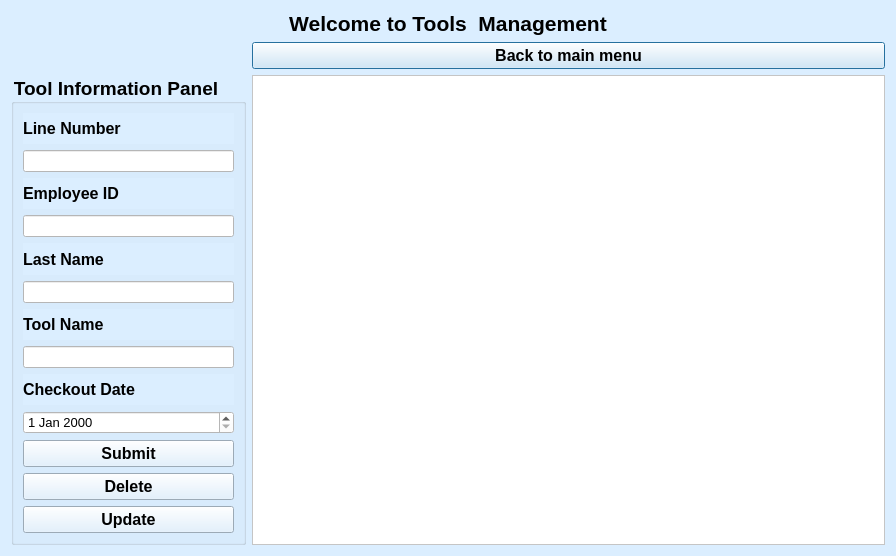
The window that Login/tools.ui (erynjohn/Employee-Database) describes before a commit, drawn with Qt 5.
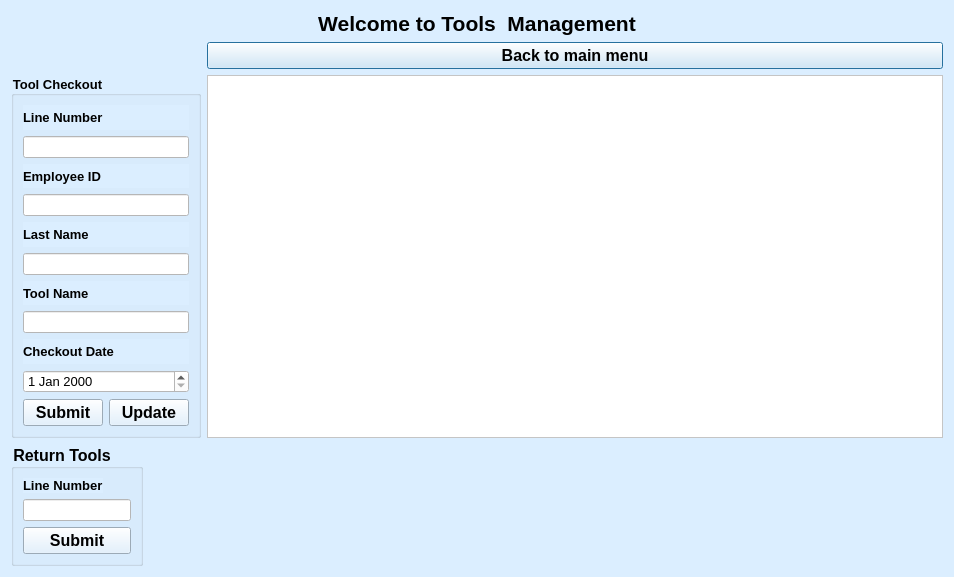
The same window after the commit.

What changed in the file:
```diff
--- a/Login/tools.ui
+++ b/Login/tools.ui
@@ -6,12 +6,12 @@
    <rect>
     <x>0</x>
     <y>0</y>
-    <width>896</width>
-    <height>556</height>
+    <width>954</width>
+    <height>577</height>
    </rect>
   </property>
   <property name="windowTitle">
-   <string>Welcome to Gb Manufacturing</string>
+   <string>Gb Manufacturing- Tool Menu</string>
   </property>
   <property name="styleSheet">
    <string notr="true">background-color: rgb(219, 238, 255);</string>
@@ -181,7 +181,7 @@
      </property>
     </widget>
    </item>
-   <item row="4" column="1">
+   <item row="5" column="1">
     <widget class="QTableView" name="tableView">
      <property name="palette">
       <palette>
@@ -282,7 +282,347 @@
      </property>
     </widget>
    </item>
-   <item row="4" column="0">
+   <item row="0" column="0" colspan="2">
+    <widget class="QLabel" name="label_2">
+     <property name="palette">
+      <palette>
+       <active>
+        <colorrole role="WindowText">
+         <brush brushstyle="SolidPattern">
+          <color alpha="255">
+           <red>0</red>
+           <green>0</green>
+           <blue>0</blue>
+          </color>
+         </brush>
+        </colorrole>
+        <colorrole role="Button">
+         <brush brushstyle="SolidPattern">
+          <color alpha="255">
+           <red>219</red>
+           <green>238</green>
+           <blue>255</blue>
+          </color>
+         </brush>
+        </colorrole>
+        <colorrole role="Base">
+         <brush brushstyle="SolidPattern">
+          <color alpha="255">
+           <red>219</red>
+           <green>238</green>
+           <blue>255</blue>
+          </color>
+         </brush>
+        </colorrole>
+        <colorrole role="Window">
+         <brush brushstyle="SolidPattern">
+          <color alpha="255">
+           <red>219</red>
+           <green>238</green>
+           <blue>255</blue>
+          </color>
+         </brush>
+        </colorrole>
+       </active>
+       <inactive>
+        <colorrole role="WindowText">
+         <brush brushstyle="SolidPattern">
+          <color alpha="255">
+           <red>0</red>
+           <green>0</green>
+           <blue>0</blue>
+          </color>
+         </brush>
+        </colorrole>
+        <colorrole role="Button">
+         <brush brushstyle="SolidPattern">
+          <color alpha="255">
+           <red>219</red>
+           <green>238</green>
+           <blue>255</blue>
+          </color>
+         </brush>
+        </colorrole>
+        <colorrole role="Base">
+         <brush brushstyle="SolidPattern">
+          <color alpha="255">
+           <red>219</red>
+           <green>238</green>
+           <blue>255</blue>
+          </color>
+         </brush>
+        </colorrole>
+        <colorrole role="Window">
+         <brush brushstyle="SolidPattern">
+          <color alpha="255">
+           <red>219</red>
+           <green>238</green>
+           <blue>255</blue>
+          </color>
+         </brush>
+        </colorrole>
+       </inactive>
+       <disabled>
+        <colorrole role="WindowText">
+         <brush brushstyle="SolidPattern">
+          <color alpha="255">
+           <red>120</red>
+           <green>120</green>
+           <blue>120</blue>
+          </color>
+         </brush>
+        </colorrole>
+        <colorrole role="Button">
+         <brush brushstyle="SolidPattern">
+          <color alpha="255">
+           <red>219</red>
+           <green>238</green>
+           <blue>255</blue>
+          </color>
+         </brush>
+        </colorrole>
+        <colorrole role="Base">
+         <brush brushstyle="SolidPattern">
+          <color alpha="255">
+           <red>219</red>
+           <green>238</green>
+           <blue>255</blue>
+          </color>
+         </brush>
+        </colorrole>
+        <colorrole role="Window">
+         <brush brushstyle="SolidPattern">
+          <color alpha="255">
+           <red>219</red>
+           <green>238</green>
+           <blue>255</blue>
+          </color>
+         </brush>
+        </colorrole>
+       </disabled>
+      </palette>
+     </property>
+     <property name="font">
+      <font>
+       <pointsize>16</pointsize>
+       <weight>75</weight>
+       <bold>true</bold>
+      </font>
+     </property>
+     <property name="text">
+      <string>Welcome to Tools  Management</string>
+     </property>
+     <property name="alignment">
+      <set>Qt::AlignCenter</set>
+     </property>
+    </widget>
+   </item>
+   <item row="6" column="0">
+    <widget class="QGroupBox" name="deletegroup">
+     <property name="font">
+      <font>
+       <pointsize>12</pointsize>
+       <weight>75</weight>
+       <bold>true</bold>
+      </font>
+     </property>
+     <property name="title">
+      <string>Return Tools</string>
+     </property>
+     <layout class="QFormLayout" name="formLayout_2">
+      <item row="0" column="0">
+       <widget class="QLabel" name="label_4">
+        <property name="font">
+         <font>
+          <pointsize>10</pointsize>
+          <weight>75</weight>
+          <bold>true</bold>
+         </font>
+        </property>
+        <property name="text">
+         <string>Line Number</string>
+        </property>
+        <property name="buddy">
+         <cstring>lineEdit_linenum</cstring>
+        </property>
+       </widget>
+      </item>
+      <item row="1" column="0">
+       <widget class="QLineEdit" name="lineEdit_linenum_delete">
+        <property name="toolTip">
+         <string>&lt;html&gt;&lt;head/&gt;&lt;body&gt;&lt;p&gt;Enter line number to return tools&lt;/p&gt;&lt;p&gt;&lt;br/&gt;&lt;/p&gt;&lt;/body&gt;&lt;/html&gt;</string>
+        </property>
+        <property name="styleSheet">
+         <string notr="true">background-color: rgb(255, 255, 255);</string>
+        </property>
+       </widget>
+      </item>
+      <item row="2" column="0" colspan="2">
+       <widget class="QPushButton" name="pushButton_delete_tool">
+        <property name="palette">
+         <palette>
+          <active>
+           <colorrole role="WindowText">
+            <brush brushstyle="SolidPattern">
+             <color alpha="255">
+              <red>0</red>
+              <green>0</green>
+              <blue>0</blue>
+             </color>
+            </brush>
+           </colorrole>
+           <colorrole role="Button">
+            <brush brushstyle="SolidPattern">
+             <color alpha="255">
+              <red>219</red>
+              <green>238</green>
+              <blue>255</blue>
+             </color>
+            </brush>
+           </colorrole>
+           <colorrole role="ButtonText">
+            <brush brushstyle="SolidPattern">
+             <color alpha="255">
+              <red>0</red>
+              <green>0</green>
+              <blue>0</blue>
+             </color>
+            </brush>
+           </colorrole>
+           <colorrole role="Base">
+            <brush brushstyle="SolidPattern">
+             <color alpha="255">
+              <red>219</red>
+              <green>238</green>
+              <blue>255</blue>
+             </color>
+            </brush>
+           </colorrole>
+           <colorrole role="Window">
+            <brush brushstyle="SolidPattern">
+             <color alpha="255">
+              <red>219</red>
+              <green>238</green>
+              <blue>255</blue>
+             </color>
+            </brush>
+           </colorrole>
+          </active>
+          <inactive>
+           <colorrole role="WindowText">
+            <brush brushstyle="SolidPattern">
+             <color alpha="255">
+              <red>0</red>
+              <green>0</green>
+              <blue>0</blue>
+             </color>
+            </brush>
+           </colorrole>
+           <colorrole role="Button">
+            <brush brushstyle="SolidPattern">
+             <color alpha="255">
+              <red>219</red>
+              <green>238</green>
+              <blue>255</blue>
+             </color>
+            </brush>
+           </colorrole>
+           <colorrole role="ButtonText">
+            <brush brushstyle="SolidPattern">
+             <color alpha="255">
+              <red>0</red>
+              <green>0</green>
+              <blue>0</blue>
+             </color>
+            </brush>
+           </colorrole>
+           <colorrole role="Base">
+            <brush brushstyle="SolidPattern">
+             <color alpha="255">
+              <red>219</red>
+              <green>238</green>
+              <blue>255</blue>
+             </color>
+            </brush>
+           </colorrole>
+           <colorrole role="Window">
+            <brush brushstyle="SolidPattern">
+             <color alpha="255">
+              <red>219</red>
+              <green>238</green>
+              <blue>255</blue>
+             </color>
+            </brush>
+           </colorrole>
+          </inactive>
+          <disabled>
+           <colorrole role="WindowText">
+            <brush brushstyle="SolidPattern">
+             <color alpha="255">
+              <red>120</red>
+              <green>120</green>
+              <blue>120</blue>
+             </color>
+            </brush>
+           </colorrole>
+           <colorrole role="Button">
+            <brush brushstyle="SolidPattern">
+             <color alpha="255">
+              <red>219</red>
+              <green>238</green>
+              <blue>255</blue>
+             </color>
+            </brush>
+           </colorrole>
+           <colorrole role="ButtonText">
+            <brush brushstyle="SolidPattern">
+             <color alpha="255">
+              <red>120</red>
+              <green>120</green>
+              <blue>120</blue>
+             </color>
+            </brush>
+           </colorrole>
+           <colorrole role="Base">
+            <brush brushstyle="SolidPattern">
+             <color alpha="255">
+              <red>219</red>
+              <green>238</green>
+              <blue>255</blue>
+             </color>
+            </brush>
+           </colorrole>
+           <colorrole role="Window">
+            <brush brushstyle="SolidPattern">
+             <color alpha="255">
+              <red>219</red>
+              <green>238</green>
+              <blue>255</blue>
+             </color>
+            </brush>
+           </colorrole>
+          </disabled>
+         </palette>
+        </property>
+        <property name="font">
+         <font>
+          <pointsize>12</pointsize>
+          <weight>75</weight>
+          <bold>true</bold>
+         </font>
+        </property>
+        <property name="styleSheet">
+         <string notr="true">border-color: rgb(0, 0, 0);</string>
+        </property>
+        <property name="text">
+         <string>Submit</string>
+        </property>
+       </widget>
+      </item>
+     </layout>
+    </widget>
+   </item>
+   <item row="5" column="0">
     <widget class="QGroupBox" name="groupBox">
      <property name="palette">
       <palette>
@@ -377,20 +717,20 @@
      </property>
      <property name="font">
       <font>
-       <pointsize>14</pointsize>
+       <pointsize>10</pointsize>
        <weight>75</weight>
        <bold>true</bold>
       </font>
      </property>
      <property name="title">
-      <string>Tool Information Panel</string>
+      <string>Tool Checkout</string>
      </property>
      <layout class="QVBoxLayout" name="verticalLayout">
       <item>
        <widget class="QLabel" name="label">
         <property name="font">
          <font>
-          <pointsize>12</pointsize>
+          <pointsize>10</pointsize>
           <weight>75</weight>
           <bold>true</bold>
          </font>
@@ -414,7 +754,7 @@
        <widget class="QLabel" name="label_3">
         <property name="font">
          <font>
-          <pointsize>12</pointsize>
+          <pointsize>10</pointsize>
           <weight>75</weight>
           <bold>true</bold>
          </font>
@@ -556,7 +896,7 @@
         </property>
         <property name="font">
          <font>
-          <pointsize>12</pointsize>
+          <pointsize>10</pointsize>
           <weight>75</weight>
           <bold>true</bold>
          </font>
@@ -789,7 +1129,7 @@
         </property>
         <property name="font">
          <font>
-          <pointsize>12</pointsize>
+          <pointsize>10</pointsize>
           <weight>75</weight>
           <bold>true</bold>
          </font>
@@ -1028,7 +1368,7 @@
         </property>
         <property name="font">
          <font>
-          <pointsize>12</pointsize>
+          <pointsize>10</pointsize>
           <weight>75</weight>
           <bold>true</bold>
          </font>
@@ -1051,332 +1391,8 @@
        </widget>
       </item>
       <item>
-       <layout class="QGridLayout" name="gridLayout_2">
-        <item row="2" column="1">
-         <widget class="QPushButton" name="pushButton_edit_tool">
-          <property name="palette">
-           <palette>
-            <active>
-             <colorrole role="WindowText">
-              <brush brushstyle="SolidPattern">
-               <color alpha="255">
-                <red>0</red>
-                <green>0</green>
-                <blue>0</blue>
-               </color>
-              </brush>
-             </colorrole>
-             <colorrole role="Button">
-              <brush brushstyle="SolidPattern">
-               <color alpha="255">
-                <red>219</red>
-                <green>238</green>
-                <blue>255</blue>
-               </color>
-              </brush>
-             </colorrole>
-             <colorrole role="ButtonText">
-              <brush brushstyle="SolidPattern">
-               <color alpha="255">
-                <red>0</red>
-                <green>0</green>
-                <blue>0</blue>
-               </color>
-              </brush>
-             </colorrole>
-             <colorrole role="Base">
-              <brush brushstyle="SolidPattern">
-               <color alpha="255">
-                <red>219</red>
-                <green>238</green>
-                <blue>255</blue>
-               </color>
-              </brush>
-             </colorrole>
-             <colorrole role="Window">
-              <brush brushstyle="SolidPattern">
-               <color alpha="255">
-                <red>219</red>
-                <green>238</green>
-                <blue>255</blue>
-               </color>
-              </brush>
-             </colorrole>
-            </active>
-            <inactive>
-             <colorrole role="WindowText">
-              <brush brushstyle="SolidPattern">
-               <color alpha="255">
-                <red>0</red>
-                <green>0</green>
-                <blue>0</blue>
-               </color>
-              </brush>
-             </colorrole>
-             <colorrole role="Button">
-              <brush brushstyle="SolidPattern">
-               <color alpha="255">
-                <red>219</red>
-                <green>238</green>
-                <blue>255</blue>
-               </color>
-              </brush>
-             </colorrole>
-             <colorrole role="ButtonText">
-              <brush brushstyle="SolidPattern">
-               <color alpha="255">
-                <red>0</red>
-                <green>0</green>
-                <blue>0</blue>
-               </color>
-              </brush>
-             </colorrole>
-             <colorrole role="Base">
-              <brush brushstyle="SolidPattern">
-               <color alpha="255">
-                <red>219</red>
-                <green>238</green>
-                <blue>255</blue>
-               </color>
-              </brush>
-             </colorrole>
-             <colorrole role="Window">
-              <brush brushstyle="SolidPattern">
-               <color alpha="255">
-                <red>219</red>
-                <green>238</green>
-                <blue>255</blue>
-               </color>
-              </brush>
-             </colorrole>
-            </inactive>
-            <disabled>
-             <colorrole role="WindowText">
-              <brush brushstyle="SolidPattern">
-               <color alpha="255">
-                <red>120</red>
-                <green>120</green>
-                <blue>120</blue>
-               </color>
-              </brush>
-             </colorrole>
-             <colorrole role="Button">
-              <brush brushstyle="SolidPattern">
-               <color alpha="255">
-                <red>219</red>
-                <green>238</green>
-                <blue>255</blue>
-               </color>
-              </brush>
-             </colorrole>
-             <colorrole role="ButtonText">
-              <brush brushstyle="SolidPattern">
-               <color alpha="255">
-                <red>120</red>
-                <green>120</green>
-                <blue>120</blue>
-               </color>
-              </brush>
-             </colorrole>
-             <colorrole role="Base">
-              <brush brushstyle="SolidPattern">
-               <color alpha="255">
-                <red>219</red>
-                <green>238</green>
-                <blue>255</blue>
-               </color>
-              </brush>
-             </colorrole>
-             <colorrole role="Window">
-              <brush brushstyle="SolidPattern">
-               <color alpha="255">
-                <red>219</red>
-                <green>238</green>
-                <blue>255</blue>
-               </color>
-              </brush>
-             </colorrole>
-            </disabled>
-           </palette>
-          </property>
-          <property name="font">
-           <font>
-            <pointsize>12</pointsize>
-            <weight>75</weight>
-            <bold>true</bold>
-           </font>
-          </property>
-          <property name="styleSheet">
-           <string notr="true">border-color: rgb(0, 0, 0);</string>
-          </property>
-          <property name="text">
-           <string>Update</string>
-          </property>
-         </widget>
-        </item>
-        <item row="1" column="1">
-         <widget class="QPushButton" name="pushButton_delete_tool">
-          <property name="palette">
-           <palette>
-            <active>
-             <colorrole role="WindowText">
-              <brush brushstyle="SolidPattern">
-               <color alpha="255">
-                <red>0</red>
-                <green>0</green>
-                <blue>0</blue>
-               </color>
-              </brush>
-             </colorrole>
-             <colorrole role="Button">
-              <brush brushstyle="SolidPattern">
-               <color alpha="255">
-                <red>219</red>
-                <green>238</green>
-                <blue>255</blue>
-               </color>
-              </brush>
-             </colorrole>
-             <colorrole role="ButtonText">
-              <brush brushstyle="SolidPattern">
-               <color alpha="255">
-                <red>0</red>
-                <green>0</green>
-                <blue>0</blue>
-               </color>
-              </brush>
-             </colorrole>
-             <colorrole role="Base">
-              <brush brushstyle="SolidPattern">
-               <color alpha="255">
-                <red>219</red>
-                <green>238</green>
-                <blue>255</blue>
-               </color>
-              </brush>
-             </colorrole>
-             <colorrole role="Window">
-              <brush brushstyle="SolidPattern">
-               <color alpha="255">
-                <red>219</red>
-                <green>238</green>
-                <blue>255</blue>
-               </color>
-              </brush>
-             </colorrole>
-            </active>
-            <inactive>
-             <colorrole role="WindowText">
-              <brush brushstyle="SolidPattern">
-               <color alpha="255">
-                <red>0</red>
-                <green>0</green>
-                <blue>0</blue>
-               </color>
-              </brush>
-             </colorrole>
-             <colorrole role="Button">
-              <brush brushstyle="SolidPattern">
-               <color alpha="255">
-                <red>219</red>
-                <green>238</green>
-                <blue>255</blue>
-               </color>
-              </brush>
-             </colorrole>
-             <colorrole role="ButtonText">
-              <brush brushstyle="SolidPattern">
-               <color alpha="255">
-                <red>0</red>
-                <green>0</green>
-                <blue>0</blue>
-               </color>
-              </brush>
-             </colorrole>
-             <colorrole role="Base">
-              <brush brushstyle="SolidPattern">
-               <color alpha="255">
-                <red>219</red>
-                <green>238</green>
-                <blue>255</blue>
-               </color>
-              </brush>
-             </colorrole>
-             <colorrole role="Window">
-              <brush brushstyle="SolidPattern">
-               <color alpha="255">
-                <red>219</red>
-                <green>238</green>
-                <blue>255</blue>
-               </color>
-              </brush>
-             </colorrole>
-            </inactive>
-            <disabled>
-             <colorrole role="WindowText">
-              <brush brushstyle="SolidPattern">
-               <color alpha="255">
-                <red>120</red>
-                <green>120</green>
-                <blue>120</blue>
-               </color>
-              </brush>
-             </colorrole>
-             <colorrole role="Button">
-              <brush brushstyle="SolidPattern">
-               <color alpha="255">
-                <red>219</red>
-                <green>238</green>
-                <blue>255</blue>
-               </color>
-              </brush>
-             </colorrole>
-             <colorrole role="ButtonText">
-              <brush brushstyle="SolidPattern">
-               <color alpha="255">
-                <red>120</red>
-                <green>120</green>
-                <blue>120</blue>
-               </color>
-              </brush>
-             </colorrole>
-             <colorrole role="Base">
-              <brush brushstyle="SolidPattern">
-               <color alpha="255">
-                <red>219</red>
-                <green>238</green>
-                <blue>255</blue>
-               </color>
-              </brush>
-             </colorrole>
-             <colorrole role="Window">
-              <brush brushstyle="SolidPattern">
-               <color alpha="255">
-                <red>219</red>
-                <green>238</green>
-                <blue>255</blue>
-               </color>
-              </brush>
-             </colorrole>
-            </disabled>
-           </palette>
-          </property>
-          <property name="font">
-           <font>
-            <pointsize>12</pointsize>
-            <weight>75</weight>
-            <bold>true</bold>
-           </font>
-          </property>
-          <property name="styleSheet">
-           <string notr="true">border-color: rgb(0, 0, 0);</string>
-          </property>
-          <property name="text">
-           <string>Delete</string>
-          </property>
-         </widget>
-        </item>
-        <item row="0" column="1">
+       <layout class="QFormLayout" name="formLayout_3">
+        <item row="0" column="0">
          <widget class="QPushButton" name="pushButton_save_tool">
           <property name="palette">
            <palette>
@@ -1538,146 +1554,173 @@
           </property>
          </widget>
         </item>
+        <item row="0" column="1">
+         <widget class="QPushButton" name="pushButton_edit_tool">
+          <property name="palette">
+           <palette>
+            <active>
+             <colorrole role="WindowText">
+              <brush brushstyle="SolidPattern">
+               <color alpha="255">
+                <red>0</red>
+                <green>0</green>
+                <blue>0</blue>
+               </color>
+              </brush>
+             </colorrole>
+             <colorrole role="Button">
+              <brush brushstyle="SolidPattern">
+               <color alpha="255">
+                <red>219</red>
+                <green>238</green>
+                <blue>255</blue>
+               </color>
+              </brush>
+             </colorrole>
+             <colorrole role="ButtonText">
+              <brush brushstyle="SolidPattern">
+               <color alpha="255">
+                <red>0</red>
+                <green>0</green>
+                <blue>0</blue>
+               </color>
+              </brush>
+             </colorrole>
+             <colorrole role="Base">
+              <brush brushstyle="SolidPattern">
+               <color alpha="255">
+                <red>219</red>
+                <green>238</green>
+                <blue>255</blue>
+               </color>
+              </brush>
+             </colorrole>
+             <colorrole role="Window">
+              <brush brushstyle="SolidPattern">
+               <color alpha="255">
+                <red>219</red>
+                <green>238</green>
+                <blue>255</blue>
+               </color>
+              </brush>
+             </colorrole>
+            </active>
+            <inactive>
+             <colorrole role="WindowText">
+              <brush brushstyle="SolidPattern">
+               <color alpha="255">
+                <red>0</red>
+                <green>0</green>
+                <blue>0</blue>
+               </color>
+              </brush>
+             </colorrole>
+             <colorrole role="Button">
+              <brush brushstyle="SolidPattern">
+               <color alpha="255">
+                <red>219</red>
+                <green>238</green>
+                <blue>255</blue>
+               </color>
+              </brush>
+             </colorrole>
+             <colorrole role="ButtonText">
+              <brush brushstyle="SolidPattern">
+               <color alpha="255">
+                <red>0</red>
+                <green>0</green>
+                <blue>0</blue>
+               </color>
+              </brush>
+             </colorrole>
+             <colorrole role="Base">
+              <brush brushstyle="SolidPattern">
+               <color alpha="255">
+                <red>219</red>
+                <green>238</green>
+                <blue>255</blue>
+               </color>
+              </brush>
+             </colorrole>
+             <colorrole role="Window">
+              <brush brushstyle="SolidPattern">
+               <color alpha="255">
+                <red>219</red>
+                <green>238</green>
+                <blue>255</blue>
+               </color>
+              </brush>
+             </colorrole>
+            </inactive>
+            <disabled>
+             <colorrole role="WindowText">
+              <brush brushstyle="SolidPattern">
+               <color alpha="255">
+                <red>120</red>
+                <green>120</green>
+                <blue>120</blue>
+               </color>
+              </brush>
+             </colorrole>
+             <colorrole role="Button">
+              <brush brushstyle="SolidPattern">
+               <color alpha="255">
+                <red>219</red>
+                <green>238</green>
+                <blue>255</blue>
+               </color>
+              </brush>
+             </colorrole>
+             <colorrole role="ButtonText">
+              <brush brushstyle="SolidPattern">
+               <color alpha="255">
+                <red>120</red>
+                <green>120</green>
+                <blue>120</blue>
+               </color>
+              </brush>
+             </colorrole>
+             <colorrole role="Base">
+              <brush brushstyle="SolidPattern">
+               <color alpha="255">
+                <red>219</red>
+                <green>238</green>
+                <blue>255</blue>
+               </color>
+              </brush>
+             </colorrole>
+             <colorrole role="Window">
+              <brush brushstyle="SolidPattern">
+               <color alpha="255">
+                <red>219</red>
+                <green>238</green>
+                <blue>255</blue>
+               </color>
+              </brush>
+             </colorrole>
+            </disabled>
+           </palette>
+          </property>
+          <property name="font">
+           <font>
+            <pointsize>12</pointsize>
+            <weight>75</weight>
+            <bold>true</bold>
+           </font>
+          </property>
+          <property name="styleSheet">
+           <string notr="true">border-color: rgb(0, 0, 0);</string>
+          </property>
+          <property name="text">
+           <string>Update</string>
+          </property>
+         </widget>
+        </item>
        </layout>
       </item>
      </layout>
     </widget>
    </item>
-   <item row="0" column="0" colspan="2">
-    <widget class="QLabel" name="label_2">
-     <property name="palette">
-      <palette>
-       <active>
-        <colorrole role="WindowText">
-         <brush brushstyle="SolidPattern">
-          <color alpha="255">
-           <red>0</red>
-           <green>0</green>
-           <blue>0</blue>
-          </color>
-         </brush>
-        </colorrole>
-        <colorrole role="Button">
-         <brush brushstyle="SolidPattern">
-          <color alpha="255">
-           <red>219</red>
-           <green>238</green>
-           <blue>255</blue>
-          </color>
-         </brush>
-        </colorrole>
-        <colorrole role="Base">
-         <brush brushstyle="SolidPattern">
-          <color alpha="255">
-           <red>219</red>
-           <green>238</green>
-           <blue>255</blue>
-          </color>
-         </brush>
-        </colorrole>
-        <colorrole role="Window">
-         <brush brushstyle="SolidPattern">
-          <color alpha="255">
-           <red>219</red>
-           <green>238</green>
-           <blue>255</blue>
-          </color>
-         </brush>
-        </colorrole>
-       </active>
-       <inactive>
-        <colorrole role="WindowText">
-         <brush brushstyle="SolidPattern">
-          <color alpha="255">
-           <red>0</red>
-           <green>0</green>
-           <blue>0</blue>
-          </color>
-         </brush>
-        </colorrole>
-        <colorrole role="Button">
-         <brush brushstyle="SolidPattern">
-          <color alpha="255">
-           <red>219</red>
-           <green>238</green>
-           <blue>255</blue>
-          </color>
-         </brush>
-        </colorrole>
-        <colorrole role="Base">
-         <brush brushstyle="SolidPattern">
-          <color alpha="255">
-           <red>219</red>
-           <green>238</green>
-           <blue>255</blue>
-          </color>
-         </brush>
-        </colorrole>
-        <colorrole role="Window">
-         <brush brushstyle="SolidPattern">
-          <color alpha="255">
-           <red>219</red>
-           <green>238</green>
-           <blue>255</blue>
-          </color>
-         </brush>
-        </colorrole>
-       </inactive>
-       <disabled>
-        <colorrole role="WindowText">
-         <brush brushstyle="SolidPattern">
-          <color alpha="255">
-           <red>120</red>
-           <green>120</green>
-           <blue>120</blue>
-          </color>
-         </brush>
-        </colorrole>
-        <colorrole role="Button">
-         <brush brushstyle="SolidPattern">
-          <color alpha="255">
-           <red>219</red>
-           <green>238</green>
-           <blue>255</blue>
-          </color>
-         </brush>
-        </colorrole>
-        <colorrole role="Base">
-         <brush brushstyle="SolidPattern">
-          <color alpha="255">
-           <red>219</red>
-           <green>238</green>
-           <blue>255</blue>
-          </color>
-         </brush>
-        </colorrole>
-        <colorrole role="Window">
-         <brush brushstyle="SolidPattern">
-          <color alpha="255">
-           <red>219</red>
-           <green>238</green>
-           <blue>255</blue>
-          </color>
-         </brush>
-        </colorrole>
-       </disabled>
-      </palette>
-     </property>
-     <property name="font">
-      <font>
-       <pointsize>16</pointsize>
-       <weight>75</weight>
-       <bold>true</bold>
-      </font>
-     </property>
-     <property name="text">
-      <string>Welcome to Tools  Management</string>
-     </property>
-     <property name="alignment">
-      <set>Qt::AlignCenter</set>
-     </property>
-    </widget>
-   </item>
   </layout>
  </widget>
  <resources/>
```
